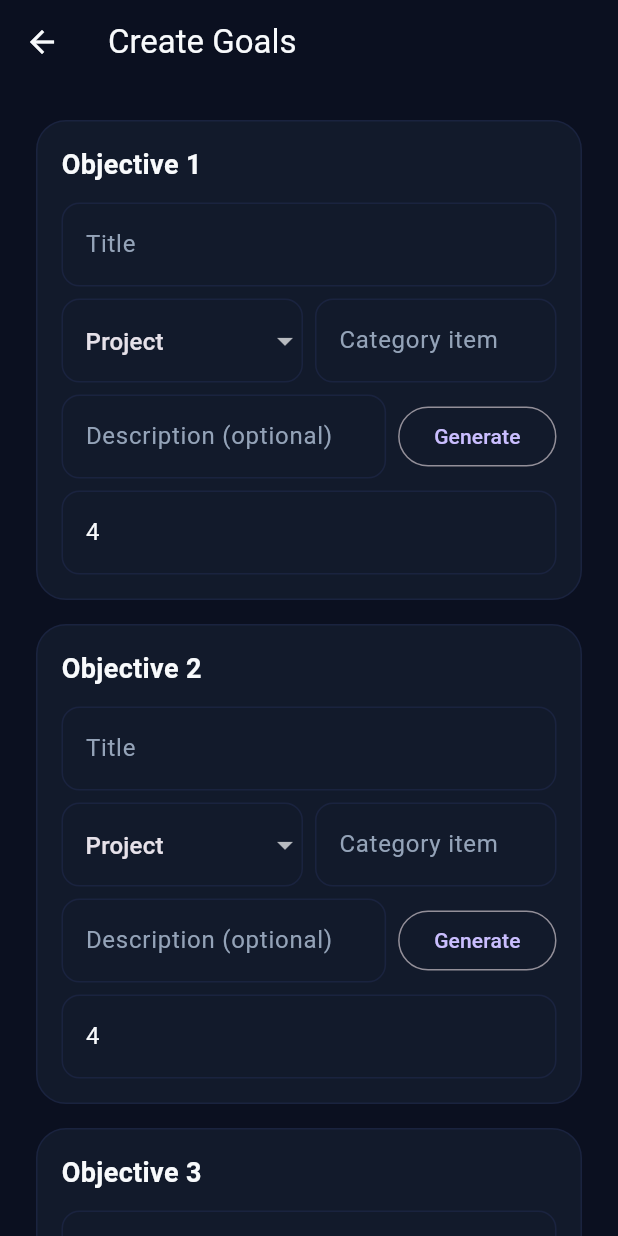
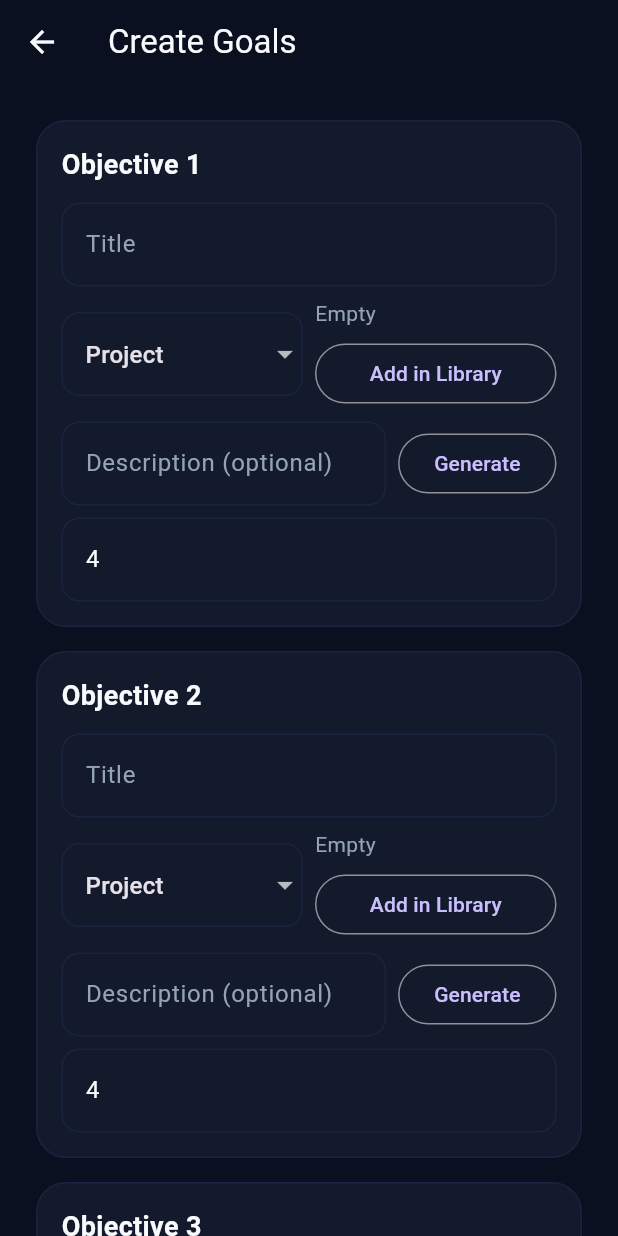
Before and after one commit to AfifBen/trifocus, a Flutter app: the CreateGoalScreen screen opened directly, on a phone screen of 412 x 824 dp. Run offline on Flutter 3.47's test engine with Material 3 defaults, Android fonts, the phone set to English and light mode, and no system bars; our stand-ins replace flutter_riverpod, go_router, shared_preferences; accounts and stored records are empty.

Commit message:
Sprint 8: use Library items in goal creation

```diff
--- a/lib/features/goals/presentation/screens/create_goal_screen.dart
+++ b/lib/features/goals/presentation/screens/create_goal_screen.dart
@@ -3,6 +3,7 @@ import 'package:flutter_riverpod/flutter_riverpod.dart';
 import '../../../../app/theme/app_colors.dart';
 import '../../../../app/theme/app_text_styles.dart';
 import '../../domain/models/goal.dart';
+import '../../../library/presentation/controllers/library_controller.dart';
 import '../controllers/today_goals_controller.dart';
 
 class CreateGoalScreen extends ConsumerStatefulWidget {
@@ -18,9 +19,12 @@ class _CreateGoalScreenState extends ConsumerState<CreateGoalScreen> {
   final categoryControllers = List.generate(3, (_) => TextEditingController());
   final descriptionControllers = List.generate(3, (_) => TextEditingController());
   final categories = List.generate(3, (_) => 'project');
+  final selectedItems = List<String?>.generate(3, (_) => null);
 
   @override
   Widget build(BuildContext context) {
+    final library = ref.watch(libraryProvider);
+
     return Scaffold(
       backgroundColor: AppColors.background,
       appBar: AppBar(title: const Text('Create Goals')),
@@ -61,14 +65,39 @@ class _CreateGoalScreenState extends ConsumerState<CreateGoalScreen> {
                               DropdownMenuItem(value: 'path', child: Text('Path')),
                               DropdownMenuItem(value: 'work', child: Text('Work')),
                             ],
-                            onChanged: (value) => categories[index] = value ?? 'project',
+                            onChanged: (value) {
+                              setState(() {
+                                categories[index] = value ?? 'project';
+                                selectedItems[index] = null;
+                                categoryControllers[index].text = '';
+                              });
+                            },
                           ),
                         ),
                         const SizedBox(width: 8),
                         Expanded(
-                          child: TextField(
+                          child: _CategoryItemField(
+                            type: categories[index],
+                            value: selectedItems[index],
+                            projects: library.projects.map((e) => e.title).toList(),
+                            habits: library.habits.map((e) => e.title).toList(),
+                            paths: library.paths.map((e) => e.title).toList(),
                             controller: categoryControllers[index],
-                            style: const TextStyle(color: AppColors.textPrimary),
+                            onChanged: (v) {
+                              setState(() {
+                                selectedItems[index] = v;
+                                categoryControllers[index].text = v ?? '';
+                              });
+                            },
+                            onAddTap: () {
+                              final route = switch (categories[index]) {
+                                'project' => '/library/projects',
+                                'habit' => '/library/habits',
+                                'path' => '/library/paths',
+                                _ => '/library',
+                              };
+                              Navigator.of(context).pushNamed(route);
+                            },
                             decoration: _inputDecoration('Category item'),
                           ),
                         ),
@@ -194,3 +223,76 @@ class _CreateGoalScreenState extends ConsumerState<CreateGoalScreen> {
     );
   }
 }
+
+class _CategoryItemField extends StatelessWidget {
+  final String type;
+  final String? value;
+  final List<String> projects;
+  final List<String> habits;
+  final List<String> paths;
+  final TextEditingController controller;
+  final ValueChanged<String?> onChanged;
+  final VoidCallback onAddTap;
+  final InputDecoration decoration;
+
+  const _CategoryItemField({
+    required this.type,
+    required this.value,
+    required this.projects,
+    required this.habits,
+    required this.paths,
+    required this.controller,
+    required this.onChanged,
+    required this.onAddTap,
+    required this.decoration,
+  });
+
+  @override
+  Widget build(BuildContext context) {
+    final items = switch (type) {
+      'project' => projects,
+      'habit' => habits,
+      'path' => paths,
+      _ => const <String>[],
+    };
+
+    if (type == 'work') {
+      return TextField(
+        controller: controller,
+        style: const TextStyle(color: AppColors.textPrimary),
+        decoration: decoration,
+      );
+    }
+
+    if (items.isEmpty) {
+      return Column(
+        crossAxisAlignment: CrossAxisAlignment.stretch,
+        children: [
+          const Text('Empty', style: AppTextStyles.body),
+          const SizedBox(height: 6),
+          OutlinedButton(
+            onPressed: onAddTap,
+            child: const Text('Add in Library'),
+          ),
+        ],
+      );
+    }
+
+    final effectiveValue = (value != null && items.contains(value)) ? value : null;
+
+    return DropdownButtonFormField<String>(
+      value: effectiveValue,
+      dropdownColor: AppColors.surface,
+      decoration: decoration,
+      items: items
+          .map(
+            (e) => DropdownMenuItem(
+              value: e,
+              child: Text(e, overflow: TextOverflow.ellipsis),
+            ),
+          )
+          .toList(),
+      onChanged: onChanged,
+    );
+  }
+}
```
